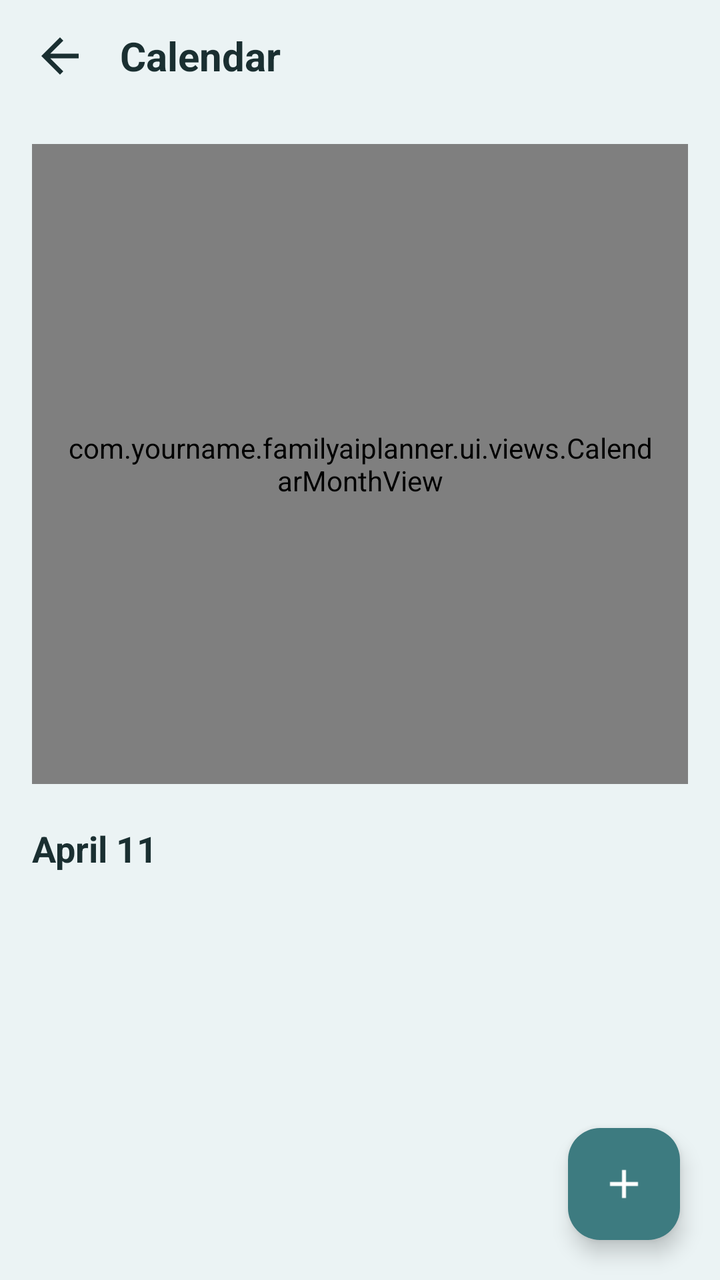
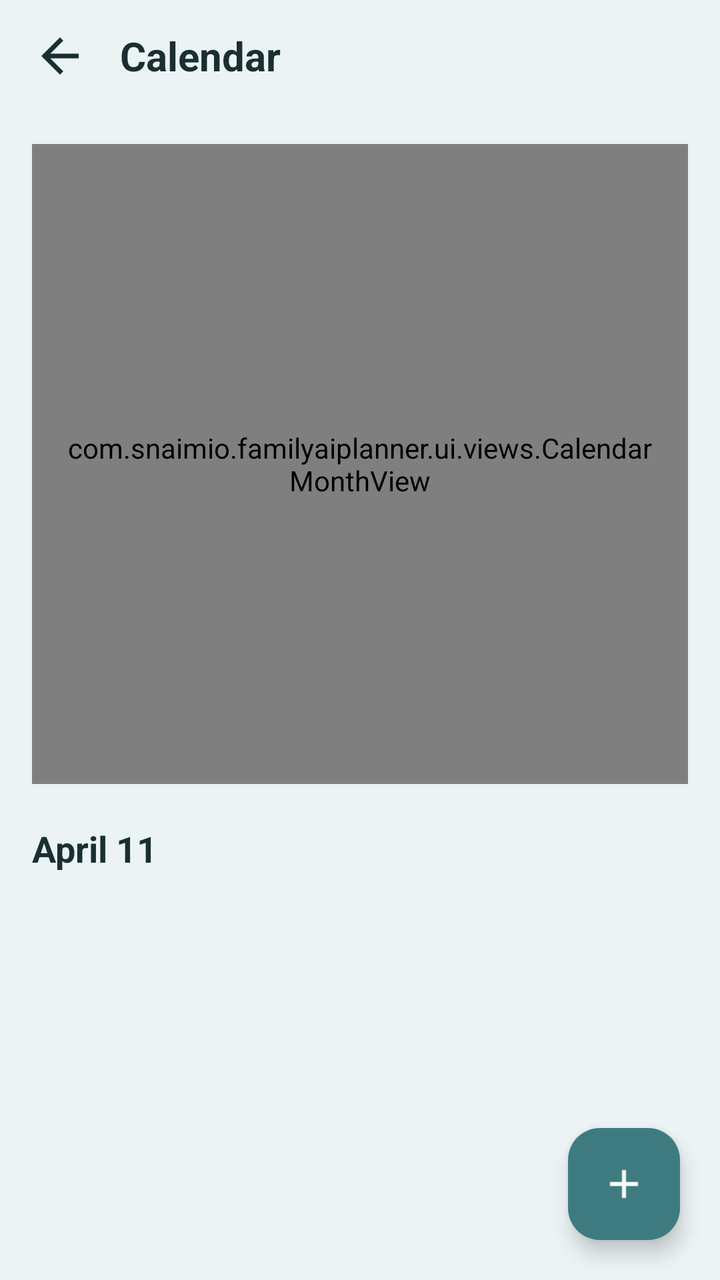

An Android layout rendered at two revisions. The XML below is the earlier revision; the diff shows what the commit changed to produce the second picture.
<!-- AndroidManifest.xml: application theme Theme.FamilyAIPlanner -->
<!-- res/layout/fragment_calendar.xml -->
<?xml version="1.0" encoding="utf-8"?>
<androidx.constraintlayout.widget.ConstraintLayout 
    xmlns:android="http://schemas.android.com/apk/res/android"
    xmlns:app="http://schemas.android.com/apk/res-auto"
    android:layout_width="match_parent"
    android:layout_height="match_parent"
    android:background="@color/bgMint">

    
    <LinearLayout
        android:id="@+id/calendarTopBar"
        android:layout_width="0dp"
        android:layout_height="56dp"
        android:gravity="center_vertical"
        android:orientation="horizontal"
        android:paddingStart="16dp"
        android:paddingEnd="16dp"
        app:layout_constraintEnd_toEndOf="parent"
        app:layout_constraintStart_toStartOf="parent"
        app:layout_constraintTop_toTopOf="parent">

        <ImageView
            android:id="@+id/btnCalendarBack"
            android:layout_width="28dp"
            android:layout_height="28dp"
            android:contentDescription="Back"
            android:src="@drawable/ic_back" />

        <TextView
            android:layout_width="0dp"
            android:layout_height="wrap_content"
            android:layout_marginStart="16dp"
            android:layout_weight="1"
            android:text="@string/title_calendar"
            android:textColor="@color/textPrimary"
            android:textSize="20sp"
            android:textStyle="bold" />
    </LinearLayout>

    <androidx.core.widget.NestedScrollView
        android:layout_width="0dp"
        android:layout_height="0dp"
        android:fillViewport="true"
        app:layout_constraintBottom_toBottomOf="parent"
        app:layout_constraintEnd_toEndOf="parent"
        app:layout_constraintStart_toStartOf="parent"
        app:layout_constraintTop_toBottomOf="@id/calendarTopBar">

        <LinearLayout
            android:layout_width="match_parent"
            android:layout_height="wrap_content"
            android:orientation="vertical"
            android:padding="16dp">

            
            <com.yourname.familyaiplanner.ui.views.CalendarMonthView
                android:id="@+id/monthCalendarView"
                android:layout_width="match_parent"
                android:layout_height="320dp"
                android:background="@drawable/card_rounded_white"
                android:padding="16dp" />

            
            <TextView
                android:id="@+id/selectedDateHeader"
                android:layout_width="wrap_content"
                android:layout_height="wrap_content"
                android:layout_marginTop="20dp"
                android:layout_marginBottom="12dp"
                android:text="April 11"
                android:textColor="@color/textPrimary"
                android:textSize="18sp"
                android:textStyle="bold" />

            
            <androidx.recyclerview.widget.RecyclerView
                android:id="@+id/eventsRecyclerView"
                android:layout_width="match_parent"
                android:layout_height="wrap_content"
                android:nestedScrollingEnabled="false" />

        </LinearLayout>
    </androidx.core.widget.NestedScrollView>

    
    <com.google.android.material.floatingactionbutton.FloatingActionButton
        android:id="@+id/fabAddEvent"
        android:layout_width="wrap_content"
        android:layout_height="wrap_content"
        android:layout_marginEnd="20dp"
        android:layout_marginBottom="20dp"
        android:contentDescription="Add Event"
        android:src="@drawable/ic_add"
        app:backgroundTint="@color/primaryTeal"
        app:tint="@color/textWhite"
        app:layout_constraintBottom_toBottomOf="parent"
        app:layout_constraintEnd_toEndOf="parent" />

</androidx.constraintlayout.widget.ConstraintLayout>
<!-- resources referenced by this layout -->
<resources>
  <color name="bgMint">#EBF3F4</color>
  <color name="primaryTeal">#3D7B80</color>
  <color name="textPrimary">#1A2F31</color>
  <color name="textWhite">#FFFFFF</color>
  <!-- drawable card_rounded_white (drawable) -->
  <?xml version="1.0" encoding="utf-8"?>
  <shape xmlns:android="http://schemas.android.com/apk/res/android"
      android:shape="rectangle">
      <corners android:radius="24dp" />
      <solid android:color="@color/surfaceWhite" />
  </shape>
  <!-- drawable ic_add (drawable) -->
  <vector xmlns:android="http://schemas.android.com/apk/res/android"
      android:width="28dp"
      android:height="28dp"
      android:viewportWidth="24"
      android:viewportHeight="24">
      <path
          android:fillColor="#FFFFFF"
          android:pathData="M19,13h-6v6h-2v-6H5v-2h6V5h2v6h6v2z" />
  </vector>
  <!-- drawable ic_back (drawable) -->
  <vector xmlns:android="http://schemas.android.com/apk/res/android"
      android:width="24dp"
      android:height="24dp"
      android:viewportWidth="24"
      android:viewportHeight="24">
      <path
          android:fillColor="#1A2F31"
          android:pathData="M20,11H7.83l5.59,-5.59L12,4l-8,8 8,8 1.41,-1.41L7.83,13H20v-2z" />
  </vector>
  <string name="title_calendar">Calendar</string>
  <style name="Theme.FamilyAIPlanner" parent="Theme.Material3.Light.NoActionBar">
          <item name="colorPrimary">@color/primaryTeal</item>
          <item name="colorPrimaryContainer">@color/tileTealLight</item>
          <item name="colorSecondary">@color/colorSecondary</item>
          <item name="android:statusBarColor">@color/primaryTeal</item>
          <item name="android:navigationBarColor">@color/surfaceWhite</item>
          <item name="android:windowBackground">@color/bgMint</item>
      </style>
  <color name="surfaceWhite">#FFFFFF</color>
  <color name="tileTealLight">#D6E8EA</color>
  <color name="colorSecondary">#4A8B90</color>
</resources>

<!-- the commit's change to res/layout/fragment_calendar.xml (unified diff, before → after) -->
@@ -53,7 +53,7 @@
             android:padding="16dp">
 
             
-            <com.yourname.familyaiplanner.ui.views.CalendarMonthView
+            <com.snaimio.familyaiplanner.ui.views.CalendarMonthView
                 android:id="@+id/monthCalendarView"
                 android:layout_width="match_parent"
                 android:layout_height="320dp"
